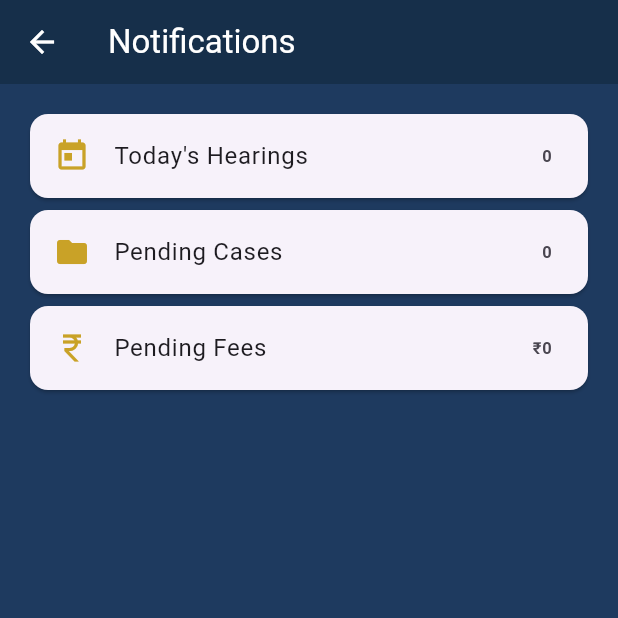
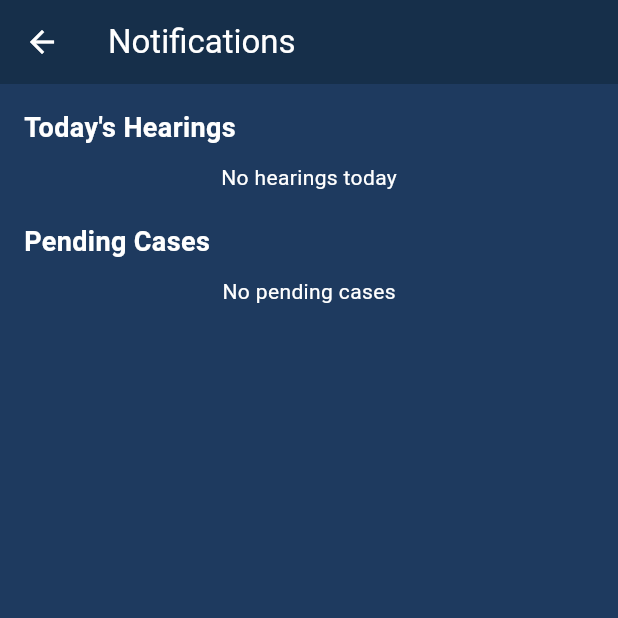
Before and after one commit to Bhuvanms2005/LexTrack, a Flutter app: the DashboardScreen screen opened directly, after a tap on the "notifications none" icon, on a phone screen of 412 x 824 dp, the top half of it. Run offline on Flutter 3.47's test engine with Material 3 defaults, Android fonts, the phone set to English and light mode, and no system bars; our stand-ins replace flutter_local_notifications, shared_preferences, sqflite; accounts and stored records are empty.

Commit message:
New Features Added

```diff
--- a/lib/database/case_database.dart
+++ b/lib/database/case_database.dart
@@ -323,4 +323,30 @@ class CaseDatabase {
     whereArgs: [id],
   );
 }
+static Future<List<Map<String,dynamic>>> getUpcomingHearings() async {
+  final db = await getDatabase();
+
+  final now = DateTime.now();
+  final tomorrow = now.add(const Duration(days: 1));
+
+  final cases = await db.query('cases');
+
+  List<Map<String,dynamic>> result = [];
+
+  for (var c in cases) {
+    if (c['hearingDate'] != null && c['hearingDate'] != "") {
+      try {
+        DateTime d = DateTime.parse(c['hearingDate']);
+
+        if (d.year == tomorrow.year &&
+            d.month == tomorrow.month &&
+            d.day == tomorrow.day) {
+          result.add(c);
+        }
+      } catch (_) {}
+    }
+  }
+
+  return result;
 }
+}
--- a/lib/screens/dashboard_screen.dart
+++ b/lib/screens/dashboard_screen.dart
@@ -126,6 +126,15 @@ class DashboardScreenState extends State<DashboardScreen> {
 
         actions: [
 
+          FutureBuilder<int>(
+  future: CaseDatabase.getTodayHearingsCount(),
+  builder: (context, snapshot) {
+
+    int count = snapshot.data ?? 0;
+
+    return Stack(
+      children: [
+
         IconButton(
           icon: const Icon(Icons.notifications_none, color: Colors.white),
           onPressed: () {
@@ -138,6 +147,30 @@ class DashboardScreenState extends State<DashboardScreen> {
           },
         ),
 
+        if (count > 0)
+          Positioned(
+            right: 8,
+            top: 8,
+            child: Container(
+              padding: const EdgeInsets.all(4),
+              decoration: const BoxDecoration(
+                color: Colors.red,
+                shape: BoxShape.circle,
+              ),
+              child: Text(
+                "$count",
+                style: const TextStyle(
+                  color: Colors.white,
+                  fontSize: 10,
+                ),
+              ),
+            ),
+          ),
+
+      ],
+    );
+  },
+),
           PopupMenuButton<String>(
             icon: const Icon(Icons.account_circle, color: Colors.white),
             onSelected: (value) {
--- a/lib/screens/notification_screen.dart
+++ b/lib/screens/notification_screen.dart
@@ -1,5 +1,6 @@
 import 'package:flutter/material.dart';
 import '../database/case_database.dart';
+import 'case_details_screen.dart';
 
 class NotificationScreen extends StatefulWidget {
   const NotificationScreen({super.key});
@@ -10,9 +11,8 @@ class NotificationScreen extends StatefulWidget {
 
 class _NotificationScreenState extends State<NotificationScreen> {
 
-  int todayHearings = 0;
-  int pendingCases = 0;
-  int pendingFees = 0;
+  List<Map<String,dynamic>> todayCases = [];
+  List<Map<String,dynamic>> pendingCases = [];
 
   bool isLoading = true;
 
@@ -24,42 +24,54 @@ class _NotificationScreenState extends State<NotificationScreen> {
 
   void loadNotifications() async {
 
-    final hearings = await CaseDatabase.getTodayHearingsCount();
     final cases = await CaseDatabase.getCases();
-    final fees = await CaseDatabase.getTotalPendingFees();
+    final todayList = await CaseDatabase.getTodayHearingsWithCase();
 
-    int pending = 0;
+    List<Map<String,dynamic>> pending = [];
 
     for (var c in cases) {
       if (c['status'] != "Completed") {
-        pending++;
+        pending.add(c);
       }
     }
 
     if (!mounted) return;
 
     setState(() {
-      todayHearings = hearings;
+      todayCases = todayList;
       pendingCases = pending;
-      pendingFees = fees;
       isLoading = false;
     });
   }
 
-  Widget notificationCard(IconData icon, String title, String value) {
+  Widget sectionTitle(String title) {
+    return Align(
+      alignment: Alignment.centerLeft,
+      child: Text(
+        title,
+        style: const TextStyle(
+          color: Colors.white,
+          fontSize: 18,
+          fontWeight: FontWeight.bold,
+        ),
+      ),
+    );
+  }
+
+  Widget caseTile(Map<String,dynamic> c) {
     return Card(
-      shape: RoundedRectangleBorder(
-        borderRadius: BorderRadius.circular(12),
-      ),
       child: ListTile(
-        leading: Icon(icon, color: const Color(0xFFC9A227)),
-        title: Text(title),
-        trailing: Text(
-          value,
-          style: const TextStyle(
-            fontWeight: FontWeight.bold,
-          ),
-        ),
+        title: Text("${c['caseNumber']}/${c['year']}"),
+        subtitle: Text(c['clientName'] ?? ""),
+        trailing: const Icon(Icons.arrow_forward_ios, size: 16),
+        onTap: () {
+          Navigator.push(
+            context,
+            MaterialPageRoute(
+              builder: (_) => CaseDetailsScreen(caseItem: c),
+            ),
+          );
+        },
       ),
     );
   }
@@ -74,32 +86,47 @@ class _NotificationScreenState extends State<NotificationScreen> {
         foregroundColor: Colors.white,
       ),
       backgroundColor: const Color(0xFF1E3A5F),
+
       body: isLoading
           ? const Center(
               child: CircularProgressIndicator(color: Colors.white),
             )
-          : Padding(
+          : SingleChildScrollView(
               padding: const EdgeInsets.all(16),
               child: Column(
                 children: [
 
-                  notificationCard(
-                    Icons.today,
-                    "Today's Hearings",
-                    "$todayHearings",
-                  ),
+                  sectionTitle("Today's Hearings"),
 
-                  notificationCard(
-                    Icons.folder,
-                    "Pending Cases",
-                    "$pendingCases",
-                  ),
+                  const SizedBox(height: 10),
 
-                  notificationCard(
-                    Icons.currency_rupee,
-                    "Pending Fees",
-                    "₹$pendingFees",
-                  ),
+                  todayCases.isEmpty
+                      ? const Text("No hearings today", style: TextStyle(color: Colors.white))
+                      : ListView.builder(
+                          shrinkWrap: true,
+                          physics: const NeverScrollableScrollPhysics(),
+                          itemCount: todayCases.length,
+                          itemBuilder: (context, index) {
+                            return caseTile(todayCases[index]);
+                          },
+                        ),
+
+                  const SizedBox(height: 20),
+
+                  sectionTitle("Pending Cases"),
+
+                  const SizedBox(height: 10),
+
+                  pendingCases.isEmpty
+                      ? const Text("No pending cases", style: TextStyle(color: Colors.white))
+                      : ListView.builder(
+                          shrinkWrap: true,
+                          physics: const NeverScrollableScrollPhysics(),
+                          itemCount: pendingCases.length,
+                          itemBuilder: (context, index) {
+                            return caseTile(pendingCases[index]);
+                          },
+                        ),
 
                 ],
               ),
```
Lines whose indentation alone changed are shown as unchanged.
